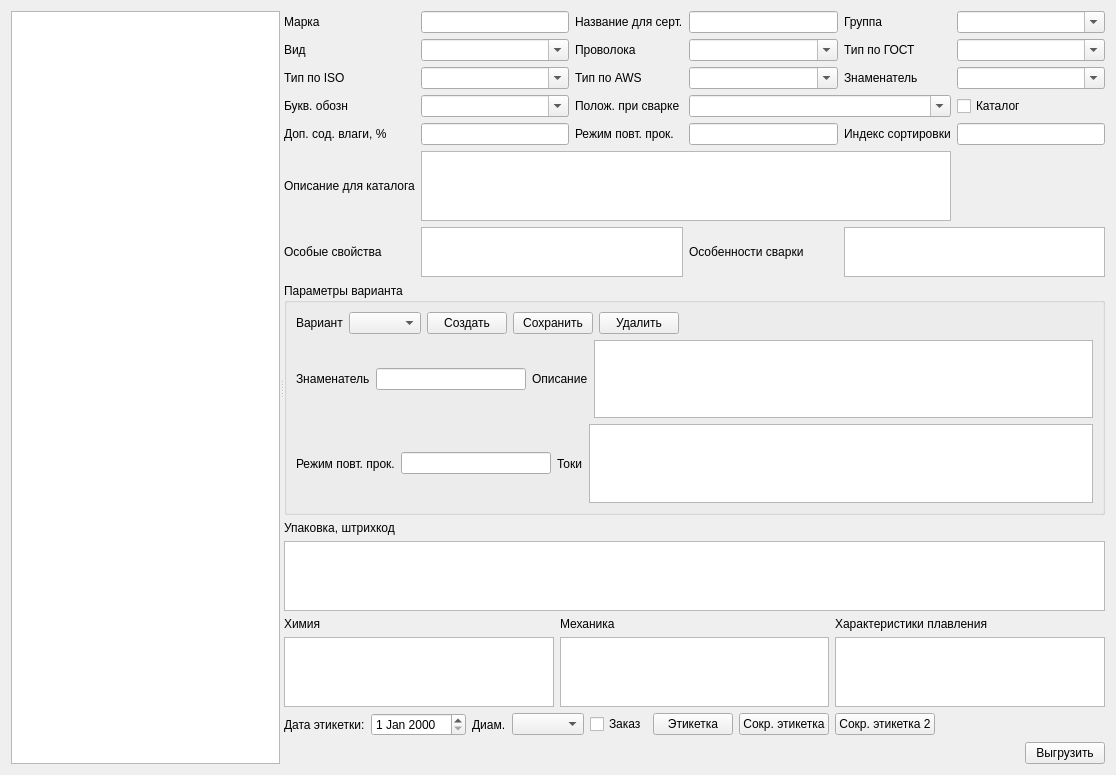
This is formmark.ui in Sergeyego/el_sert as Qt 5 draws it before an edit. The edited form follows.
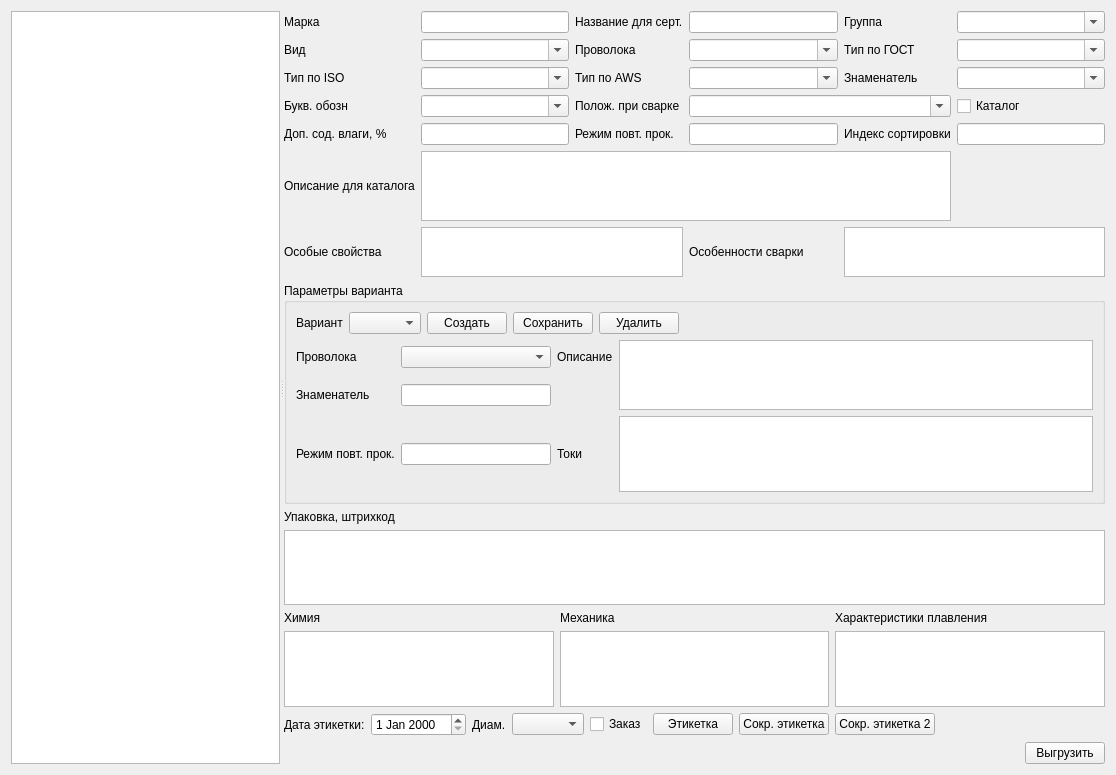
This is the edited form. Custom widgets are drawn as their Qt base class.

Commit message: Добавлена проволока в варианты

Diff of the .ui file:
```diff
--- a/formmark.ui
+++ b/formmark.ui
@@ -359,15 +359,32 @@
            </layout>
           </item>
           <item>
-           <layout class="QHBoxLayout" name="horizontalLayout_4">
-            <item>
+           <layout class="QGridLayout" name="gridLayout_2">
+            <item row="0" column="0">
+             <widget class="QLabel" name="label_20">
+              <property name="text">
+               <string>Проволока</string>
+              </property>
+             </widget>
+            </item>
+            <item row="0" column="1">
+             <widget class="QComboBox" name="comboBoxProvVar"/>
+            </item>
+            <item row="0" column="2">
+             <widget class="QLabel" name="label_27">
+              <property name="text">
+               <string>Описание</string>
+              </property>
+             </widget>
+            </item>
+            <item row="1" column="0">
              <widget class="QLabel" name="label_26">
               <property name="text">
                <string>Знаменатель</string>
               </property>
              </widget>
             </item>
-            <item>
+            <item row="1" column="1">
              <widget class="QLineEdit" name="lineEditVarZnam">
               <property name="maximumSize">
                <size>
@@ -377,28 +394,14 @@
               </property>
              </widget>
             </item>
-            <item>
-             <widget class="QLabel" name="label_27">
-              <property name="text">
-               <string>Описание</string>
-              </property>
-             </widget>
-            </item>
-            <item>
-             <widget class="QPlainTextEdit" name="plainTextEditDescr"/>
-            </item>
-           </layout>
-          </item>
-          <item>
-           <layout class="QHBoxLayout" name="horizontalLayout_3">
-            <item>
+            <item row="2" column="0">
              <widget class="QLabel" name="label_16">
               <property name="text">
                <string>Режим повт. прок.</string>
               </property>
              </widget>
             </item>
-            <item>
+            <item row="2" column="1">
              <widget class="QLineEdit" name="lineEditProcVar">
               <property name="maximumSize">
                <size>
@@ -408,14 +411,17 @@
               </property>
              </widget>
             </item>
-            <item>
+            <item row="0" column="3" rowspan="2">
+             <widget class="QPlainTextEdit" name="plainTextEditDescr"/>
+            </item>
+            <item row="2" column="2">
              <widget class="QLabel" name="label_19">
               <property name="text">
                <string>Токи</string>
               </property>
              </widget>
             </item>
-            <item>
+            <item row="2" column="3">
              <widget class="DbViewer" name="tableViewAmp"/>
             </item>
            </layout>
```
Left out of the diff: 1 changed line with no effect on the pictures. The commit also changes 2 other files.
